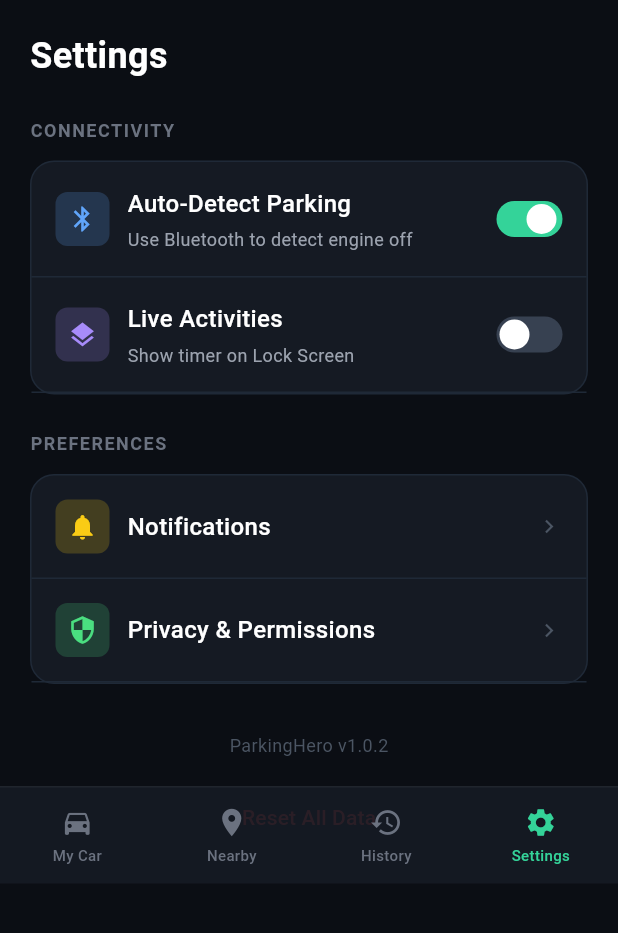
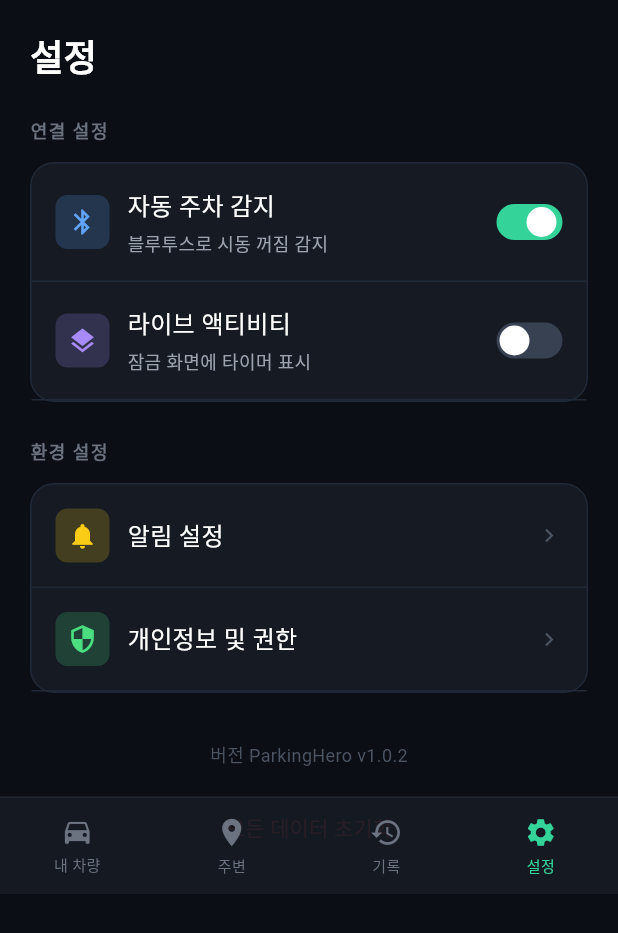
Before and after one commit to chaeminyoon/Findmycar, a Flutter app: the screen it shows after launch, item 4 of the bottom bar chosen, on a phone screen of 412 x 824 dp. Shown: the top 933 px of the screen. Run offline on Flutter 3.47's test engine with Material 3 defaults, Android fonts, the phone set to English and light mode, and no system bars; our stand-ins replace cached_network_image, fl_chart, geocoding, geolocator; network calls fail.

Commit message:
feat: korean localization and version bump

```diff
--- a/lib/main.dart
+++ b/lib/main.dart
@@ -24,7 +24,7 @@ class MyApp extends StatelessWidget {
       create: (_) => AppState()
         ..setParkingStatus(ParkingStatus.driving), // 초기 상태를 DRIVING으로 설정 (주차 위치 없음)
       child: MaterialApp(
-        title: 'Where Is My Car',
+        title: '내 차 어디에',
         debugShowCheckedModeBanner: false,
         theme: AppTheme.darkTheme,
         home: const MainScreen(),
--- a/lib/screens/history_screen.dart
+++ b/lib/screens/history_screen.dart
@@ -36,7 +36,7 @@ class _HistoryScreenState extends State<HistoryScreen> {
               crossAxisAlignment: CrossAxisAlignment.start,
               children: [
                 const Text(
-                  'History',
+                  '주차 기록',
                   style: TextStyle(
                     fontSize: 24,
                     fontWeight: FontWeight.bold,
@@ -58,7 +58,7 @@ class _HistoryScreenState extends State<HistoryScreen> {
                     controller: _searchController,
                     style: const TextStyle(color: AppColors.white),
                     decoration: InputDecoration(
-                      hintText: 'Search date or location...',
+                      hintText: '날짜 또는 위치를 검색하세요...',
                       hintStyle: const TextStyle(
                         color: AppColors.gray600,
                         fontSize: 14,
@@ -90,7 +90,7 @@ class _HistoryScreenState extends State<HistoryScreen> {
                         ),
                         SizedBox(width: 8),
                         Text(
-                          'Weekly Usage',
+                          '주간 이용 시간',
                           style: TextStyle(
                             fontSize: 14,
                             fontWeight: FontWeight.w600,
@@ -126,7 +126,7 @@ class _HistoryScreenState extends State<HistoryScreen> {
                 const Padding(
                   padding: EdgeInsets.only(bottom: 16),
                   child: Text(
-                    'Recent',
+                    '최근 기록',
                     style: TextStyle(
                       fontSize: 14,
                       fontWeight: FontWeight.w600,
@@ -162,7 +162,7 @@ class _HistoryScreenState extends State<HistoryScreen> {
             sideTitles: SideTitles(
               showTitles: true,
               getTitlesWidget: (value, meta) {
-                final days = ['Mon', 'Tue', 'Wed', 'Thu', 'Fri', 'Sat', 'Sun'];
+                final days = ['월', '화', '수', '목', '금', '토', '일'];
                 if (value.toInt() >= 0 && value.toInt() < days.length) {
                   return Padding(
                     padding: const EdgeInsets.only(top: 8),
@@ -356,7 +356,7 @@ class _HistoryScreenState extends State<HistoryScreen> {
                             ),
                           ),
                           child: const Text(
-                            '"Parked near elevator, column C-4..."',
+                            '"엘리베이터 근처 C-4 기둥에 주차..."',
                             style: TextStyle(
                               fontSize: 12,
                               color: AppColors.gray400,
@@ -377,7 +377,7 @@ class _HistoryScreenState extends State<HistoryScreen> {
                         mainAxisSize: MainAxisSize.min,
                         children: const [
                           Text(
-                            'Details',
+                            '상세 보기',
                             style: TextStyle(
                               fontSize: 12,
                               color: AppColors.gray400,
--- a/lib/screens/home_screen.dart
+++ b/lib/screens/home_screen.dart
@@ -163,7 +163,7 @@ class _HomeScreenState extends State<HomeScreen>
                         crossAxisAlignment: CrossAxisAlignment.start,
                         children: [
                           const Text(
-                            'Update Location',
+                            '위치 업데이트',
                             style: TextStyle(
                               fontSize: 20,
                               fontWeight: FontWeight.bold,
@@ -173,7 +173,7 @@ class _HomeScreenState extends State<HomeScreen>
                           ),
                           const SizedBox(height: 4),
                           Text(
-                            'Where did you park?',
+                            '어디에 주차하셨나요?',
                             style: TextStyle(
                               fontSize: 14,
                               color: AppColors.gray400,
@@ -209,7 +209,7 @@ class _HomeScreenState extends State<HomeScreen>
                           ),
                           const SizedBox(width: 8),
                           Text(
-                            'FLOOR LEVEL',
+                            '주차 층',
                             style: TextStyle(
                               fontSize: 12,
                               fontWeight: FontWeight.w600,
@@ -277,13 +277,13 @@ class _HomeScreenState extends State<HomeScreen>
                                   builder: (context) => AlertDialog(
                                     backgroundColor: AppColors.darkCard,
                                     title: const Text(
-                                      'Enter custom floor',
+                                      '직접 층 입력',
                                       style: TextStyle(color: AppColors.white),
                                     ),
                                     content: TextField(
                                       style: const TextStyle(color: AppColors.white),
                                       decoration: InputDecoration(
-                                        hintText: 'e.g. 5F, B5',
+                                        hintText: '예: 5F, B5',
                                         hintStyle: const TextStyle(color: AppColors.gray600),
                                         filled: true,
                                         fillColor: AppColors.darkInput,
@@ -300,7 +300,7 @@ class _HomeScreenState extends State<HomeScreen>
                                     actions: [
                                       TextButton(
                                         onPressed: () => Navigator.of(context).pop(),
-                                        child: const Text('Cancel'),
+                                        child: const Text('취소'),
                                       ),
                                     ],
                                   ),
@@ -321,9 +321,9 @@ class _HomeScreenState extends State<HomeScreen>
                                     style: BorderStyle.solid,
                                   ),
                                 ),
-                                child: const Center(
+                                  child: const Center(
                                   child: Text(
-                                    'Other',
+                                    '기타 입력',
                                     style: TextStyle(
                                       fontSize: 14,
                                       fontWeight: FontWeight.w600,
@@ -347,7 +347,7 @@ class _HomeScreenState extends State<HomeScreen>
                           ),
                           const SizedBox(width: 8),
                           Text(
-                            'ZONE / PILLAR',
+                            '구역 / 기둥',
                             style: TextStyle(
                               fontSize: 12,
                               fontWeight: FontWeight.w600,
@@ -366,7 +366,7 @@ class _HomeScreenState extends State<HomeScreen>
                           fontWeight: FontWeight.bold,
                         ),
                         decoration: InputDecoration(
-                          hintText: 'e.g. A-01',
+                          hintText: '예: A-01',
                           hintStyle: const TextStyle(
                             color: AppColors.gray600,
                             fontSize: 24,
@@ -402,7 +402,7 @@ class _HomeScreenState extends State<HomeScreen>
                           ),
                           const SizedBox(width: 8),
                           Text(
-                            'NOTE (OPTIONAL)',
+                            '메모 (선택)',
                             style: TextStyle(
                               fontSize: 12,
                               fontWeight: FontWeight.w600,
@@ -421,7 +421,7 @@ class _HomeScreenState extends State<HomeScreen>
                           fontSize: 14,
                         ),
                         decoration: InputDecoration(
-                          hintText: 'Near the elevator, green pillar...',
+                          hintText: '예: 엘리베이터 옆 녹색 기둥...',
                           hintStyle: const TextStyle(color: AppColors.gray600),
                           filled: true,
                           fillColor: AppColors.darkInput,
@@ -472,7 +472,7 @@ class _HomeScreenState extends State<HomeScreen>
 
                               ScaffoldMessenger.of(context).showSnackBar(
                                 const SnackBar(
-                                  content: Text('Location updated successfully'),
+                                  content: Text('차량 위치가 저장되었습니다'),
                                   duration: Duration(seconds: 2),
                                   backgroundColor: AppColors.brandGreen,
                                 ),
@@ -494,7 +494,7 @@ class _HomeScreenState extends State<HomeScreen>
                               Icon(Icons.check, size: 20),
                               SizedBox(width: 8),
                               Text(
-                                'Update Location',
+                                '위치 저장',
                                 style: TextStyle(
                                   fontSize: 18,
                                   fontWeight: FontWeight.bold,
@@ -766,7 +766,7 @@ class _HomeScreenState extends State<HomeScreen>
                 const SizedBox(height: 32),
                 // 텍스트
                 const Text(
-                  'Auto-Detect Active',
+                  '자동 감지 활성화됨',
                   style: TextStyle(
                     fontSize: 24,
                     fontWeight: FontWeight.bold,
@@ -777,7 +777,7 @@ class _HomeScreenState extends State<HomeScreen>
                 Padding(
                   padding: const EdgeInsets.symmetric(horizontal: 32),
                   child: Text(
-                    "We'll automatically record your location when you disconnect from Bluetooth.",
+                    '블루투스 연결이 끊기면 자동으로 주차 위치를 기록합니다.',
                     textAlign: TextAlign.center,
                     style: TextStyle(
                       fontSize: 14,
@@ -811,7 +811,7 @@ class _HomeScreenState extends State<HomeScreen>
                       Icon(Icons.location_on, size: 18),
                       SizedBox(width: 8),
                       Text(
-                        'Park Here Manually',
+                        '수동으로 위치 저장',
                         style: TextStyle(
                           fontWeight: FontWeight.w500,
                         ),
@@ -1105,7 +1105,7 @@ class _HomeScreenState extends State<HomeScreen>
                           children: [
                             // 제목과 편집 버튼
                             const Text(
-                              'Current Spot',
+                              '현재 주차 위치',
                               style: TextStyle(
                                 fontSize: 24,
                                 fontWeight: FontWeight.bold,
@@ -1184,7 +1184,7 @@ class _HomeScreenState extends State<HomeScreen>
                                           ),
                                           const SizedBox(width: 6),
                                           Text(
-                                            '${location.floor} Floor',
+                                            '${location.floor}층',
                                             style: const TextStyle(
                                               fontSize: 12,
                                               fontWeight: FontWeight.w500,
@@ -1247,7 +1247,7 @@ class _HomeScreenState extends State<HomeScreen>
                                             ),
                                             const SizedBox(width: 6),
                                             Text(
-                                              'Parked at ${location.timestamp.hour.toString().padLeft(2, '0')}:${location.timestamp.minute.toString().padLeft(2, '0')}',
+                                              '주차 시간 ${location.timestamp.hour.toString().padLeft(2, '0')}:${location.timestamp.minute.toString().padLeft(2, '0')}',
                                               style: const TextStyle(
                                                 fontSize: 14,
                                                 color: AppColors.gray400,
@@ -1278,7 +1278,7 @@ class _HomeScreenState extends State<HomeScreen>
                                 Expanded(
                                   child: _buildQuickActionButton(
                                     icon: Icons.camera_alt,
-                                    label: 'Add Photo',
+                                    label: '사진 추가',
                                     color: AppColors.brandGreen,
                                   ),
                                 ),
@@ -1286,7 +1286,7 @@ class _HomeScreenState extends State<HomeScreen>
                                 Expanded(
                                   child: _buildQuickActionButton(
                                     icon: Icons.mic,
-                                    label: 'Voice Memo',
+                                    label: '음성 메모',
                                     color: AppColors.blue400,
                                   ),
                                 ),
@@ -1326,7 +1326,7 @@ class _HomeScreenState extends State<HomeScreen>
                                   Padding(
                                     padding: const EdgeInsets.only(left: 20),
                                     child: Text(
-                                      '"${location.memo ?? "Parked next to the elevators, green zone."}"',
+                                      '"${location.memo ?? "엘리베이터 옆 녹색 존에 주차했습니다."}"',
                                       style: const TextStyle(
                                         fontSize: 14,
                                         color: AppColors.gray400,
@@ -1407,8 +1407,8 @@ class _HomeScreenState extends State<HomeScreen>
                   const SizedBox(width: 12),
                   Text(
                     _isDefaultLocation(location)
-                        ? 'Update Car Location'
-                        : 'Find My Car',
+                        ? '차량 위치 업데이트'
+                        : '차량 찾기 시작',
                     style: const TextStyle(
                       fontSize: 18,
                       fontWeight: FontWeight.bold,
--- a/lib/screens/nearby_screen.dart
+++ b/lib/screens/nearby_screen.dart
@@ -33,7 +33,7 @@ class _NearbyScreenState extends State<NearbyScreen> {
               mainAxisAlignment: MainAxisAlignment.spaceBetween,
               children: [
                 const Text(
-                  'Nearby',
+                  '주변 주차장',
                   style: TextStyle(
                     fontSize: 20,
                     fontWeight: FontWeight.bold,
@@ -125,7 +125,7 @@ class _NearbyScreenState extends State<NearbyScreen> {
               ),
             ),
             child: const Text(
-              'Map View Simulation',
+              '지도 화면 예시',
               style: TextStyle(
                 fontSize: 14,
                 fontWeight: FontWeight.w500,
@@ -181,17 +181,17 @@ class _NearbyScreenState extends State<NearbyScreen> {
               children: [
                 _buildFilterChip(
                   icon: Icons.tune,
-                  label: 'Distance',
+                  label: '거리순',
                   isActive: true,
                 ),
                 const SizedBox(width: 8),
                 _buildFilterChip(
-                  label: 'Lowest Price',
+                  label: '최저가',
                   isActive: false,
                 ),
                 const SizedBox(width: 8),
                 _buildFilterChip(
-                  label: 'Available Spots',
+                  label: '빈자리',
                   isActive: false,
                 ),
               ],
@@ -295,7 +295,7 @@ class _NearbyScreenState extends State<NearbyScreen> {
                           ),
                         ),
                         child: const Text(
-                          'FULL',
+                          '만차',
                           style: TextStyle(
                             fontSize: 10,
                             fontWeight: FontWeight.bold,
@@ -310,7 +310,7 @@ class _NearbyScreenState extends State<NearbyScreen> {
                 Row(
                   children: [
                     Text(
-                      '${spot.distance}m away',
+                      '${spot.distance}m 거리',
                       style: const TextStyle(
                         fontSize: 14,
                         color: AppColors.gray400,
@@ -327,7 +327,7 @@ class _NearbyScreenState extends State<NearbyScreen> {
                     ),
                     const SizedBox(width: 12),
                     Text(
-                      '₩${spot.price.toString().replaceAllMapped(RegExp(r'(\d{1,3})(?=(\d{3})+(?!\d))'), (Match m) => '${m[1]},')}/hr',
+                      '₩${spot.price.toString().replaceAllMapped(RegExp(r'(\d{1,3})(?=(\d{3})+(?!\d))'), (Match m) => '${m[1]},')}/시간',
                       style: const TextStyle(
                         fontSize: 14,
                         color: AppColors.gray400,
--- a/lib/screens/settings_screen.dart
+++ b/lib/screens/settings_screen.dart
@@ -22,7 +22,7 @@ class _SettingsScreenState extends State<SettingsScreen> {
           crossAxisAlignment: CrossAxisAlignment.start,
           children: [
             const Text(
-              'Settings',
+              '설정',
               style: TextStyle(
                 fontSize: 24,
                 fontWeight: FontWeight.bold,
@@ -32,13 +32,13 @@ class _SettingsScreenState extends State<SettingsScreen> {
             const SizedBox(height: 24),
             // Connectivity 섹션
             _buildSection(
-              title: 'CONNECTIVITY',
+              title: '연결 설정',
               children: [
                 _buildSettingItem(
                   icon: Icons.bluetooth,
                   iconColor: AppColors.blue400,
-                  title: 'Auto-Detect Parking',
-                  subtitle: 'Use Bluetooth to detect engine off',
+                  title: '자동 주차 감지',
+                  subtitle: '블루투스로 시동 꺼짐 감지',
                   trailing: _buildToggle(_autoDetectEnabled, (value) {
                     setState(() => _autoDetectEnabled = value);
                   }),
@@ -46,8 +46,8 @@ class _SettingsScreenState extends State<SettingsScreen> {
                 _buildSettingItem(
                   icon: Icons.layers,
                   iconColor: AppColors.purple400,
-                  title: 'Live Activities',
-                  subtitle: 'Show timer on Lock Screen',
+                  title: '라이브 액티비티',
+                  subtitle: '잠금 화면에 타이머 표시',
                   trailing: _buildToggle(_liveActivitiesEnabled, (value) {
                     setState(() => _liveActivitiesEnabled = value);
                   }),
@@ -57,12 +57,12 @@ class _SettingsScreenState extends State<SettingsScreen> {
             const SizedBox(height: 24),
             // Preferences 섹션
             _buildSection(
-              title: 'PREFERENCES',
+              title: '환경 설정',
               children: [
                 _buildSettingItem(
                   icon: Icons.notifications,
                   iconColor: AppColors.yellow400,
-                  title: 'Notifications',
+                  title: '알림 설정',
                   trailing: const Icon(
                     Icons.chevron_right,
                     size: 18,
@@ -73,7 +73,7 @@ class _SettingsScreenState extends State<SettingsScreen> {
                 _buildSettingItem(
                   icon: Icons.security,
                   iconColor: AppColors.green400,
-                  title: 'Privacy & Permissions',
+                  title: '개인정보 및 권한',
                   trailing: const Icon(
                     Icons.chevron_right,
                     size: 18,
@@ -87,7 +87,7 @@ class _SettingsScreenState extends State<SettingsScreen> {
             // 버전 정보
             const Center(
               child: Text(
-                'ParkingHero v1.0.2',
+                '버전 ParkingHero v1.0.2',
                 style: TextStyle(
                   fontSize: 12,
                   color: AppColors.gray600,
@@ -100,7 +100,7 @@ class _SettingsScreenState extends State<SettingsScreen> {
               child: TextButton(
                 onPressed: () {},
                 child: const Text(
-                  'Reset All Data',
+                  '모든 데이터 초기화',
                   style: TextStyle(
                     fontSize: 14,
                     fontWeight: FontWeight.w500,
--- a/lib/widgets/bottom_nav.dart
+++ b/lib/widgets/bottom_nav.dart
@@ -31,22 +31,22 @@ class BottomNav extends StatelessWidget {
             children: [
               _buildNavItem(
                 icon: Icons.directions_car,
-                label: 'My Car',
+                label: '내 차량',
                 tab: AppTab.home,
               ),
               _buildNavItem(
                 icon: Icons.location_on,
-                label: 'Nearby',
+                label: '주변',
                 tab: AppTab.nearby,
               ),
               _buildNavItem(
                 icon: Icons.history,
-                label: 'History',
+                label: '기록',
                 tab: AppTab.history,
               ),
               _buildNavItem(
                 icon: Icons.settings,
-                label: 'Settings',
+                label: '설정',
                 tab: AppTab.settings,
               ),
             ],
--- a/lib/widgets/find_car_modal.dart
+++ b/lib/widgets/find_car_modal.dart
@@ -93,7 +93,7 @@ class _FindCarModalState extends State<FindCarModal> {
                     child: Row(
                       children: [
                         Text(
-                          'Compass',
+                          '나침반',
                           style: TextStyle(
                             fontSize: 14,
                             fontWeight: FontWeight.bold,
@@ -138,7 +138,7 @@ class _FindCarModalState extends State<FindCarModal> {
                         ),
                         const SizedBox(width: 12),
                         Text(
-                          'AR',
+                          'AR 모드',
                           style: TextStyle(
                             fontSize: 14,
                             fontWeight: FontWeight.bold,
@@ -244,7 +244,7 @@ class _FindCarModalState extends State<FindCarModal> {
             ),
             child: Center(
               child: Text(
-                'Mini Map',
+                '미니맵',
                 style: TextStyle(
                   fontSize: 10,
                   color: AppColors.gray500,
@@ -315,7 +315,7 @@ class _FindCarModalState extends State<FindCarModal> {
                       ),
                       const SizedBox(height: 4),
                       const Text(
-                        'DISTANCE',
+                        '거리',
                         style: TextStyle(
                           fontSize: 12,
                           color: AppColors.gray400,
@@ -331,7 +331,7 @@ class _FindCarModalState extends State<FindCarModal> {
             Padding(
               padding: const EdgeInsets.symmetric(horizontal: 24),
               child: Text(
-                'Hold your phone flat and follow the arrow.',
+                '휴대폰을 수평으로 들고 화살표를 따라가세요.',
                 textAlign: TextAlign.center,
                 style: TextStyle(
                   fontSize: 14,
@@ -410,7 +410,7 @@ class _FindCarModalState extends State<FindCarModal> {
                   ),
                   const SizedBox(height: 4),
                   const Text(
-                    'Est. walk: 3 min',
+                    '예상 도보 3분',
                     style: TextStyle(
                       fontSize: 14,
                       color: AppColors.gray400,
@@ -451,7 +451,7 @@ class _FindCarModalState extends State<FindCarModal> {
                 mainAxisAlignment: MainAxisAlignment.center,
                 children: [
                   Text(
-                    'Open KakaoMap Navigation',
+                    '카카오맵 길안내 열기',
                     style: TextStyle(
                       fontSize: 16,
                       fontWeight: FontWeight.bold,
--- a/pubspec.yaml
+++ b/pubspec.yaml
@@ -16,7 +16,7 @@ publish_to: 'none' # Remove this line if you wish to publish to pub.dev
 # https://developer.apple.com/library/archive/documentation/General/Reference/InfoPlistKeyReference/Articles/CoreFoundationKeys.html
 # In Windows, build-name is used as the major, minor, and patch parts
 # of the product and file versions while build-number is used as the build suffix.
-version: 1.0.0+1
+version: 1.1.0+2
 
 environment:
   sdk: ^3.6.0
```
